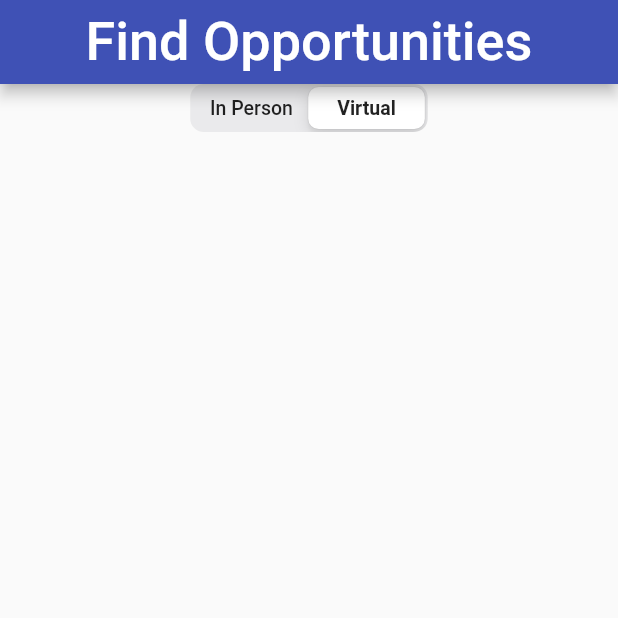
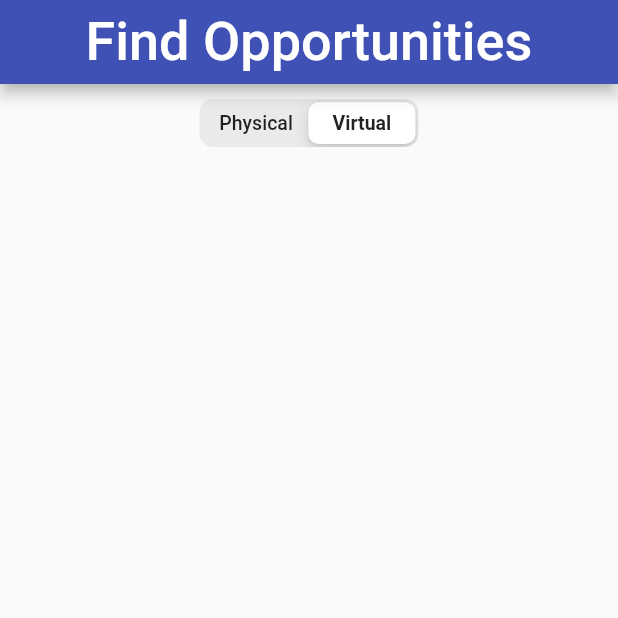
Before and after one commit to solbell2/volunTEEN, a Flutter app: the FindOpps screen opened directly, on a phone screen of 412 x 824 dp, the top half of it. Run offline on Flutter 3.47's test engine with Material 2 defaults, Android fonts, the phone set to English and light mode, and no system bars; our stand-ins replace cloud_firestore, date_format, firebase_auth, firebase_core, shared_preferences; accounts and stored records are empty; Roboto replaces fonts that are missing (Raleway).

Commit message:
Update FindOpps.dart

```diff
--- a/lib/FindOpps.dart
+++ b/lib/FindOpps.dart
@@ -12,7 +12,7 @@ class FindOppsState extends State<FindOpps> {
 
   var segmentVal = 1;
   final Map<int, Widget> segmentTabs = const <int, Widget>{
-    0: Text('In Person'),
+    0: Text('Physical'),
     1: Text('Virtual')
   };
 
@@ -27,14 +27,20 @@ class FindOppsState extends State<FindOpps> {
         centerTitle: true,
         backgroundColor: Colors.indigo,
       ),
+
       body: FutureBuilder(
         future: getOpps(),
         builder: (context, snapshot) {
           if (oppsLoaded) {
             return Container(
+
               child: Column(
+
                 children: <Widget>[
-                  CupertinoSlidingSegmentedControl(
+                  Padding(
+                    padding: EdgeInsets.symmetric(vertical: 10.0, horizontal: 10.0),
+                    child:CupertinoSlidingSegmentedControl(
+
                       groupValue: segmentVal,
                       children: segmentTabs,
                       onValueChanged: (i) {
@@ -42,6 +48,7 @@ class FindOppsState extends State<FindOpps> {
                           segmentVal = i.hashCode;
                         });
                       },
+                    ),
                   ),
                   segmentVal == 0 ? setupInPerson() : setupVirtual()
                 ],
```
Lines whose indentation alone changed are shown as unchanged.
